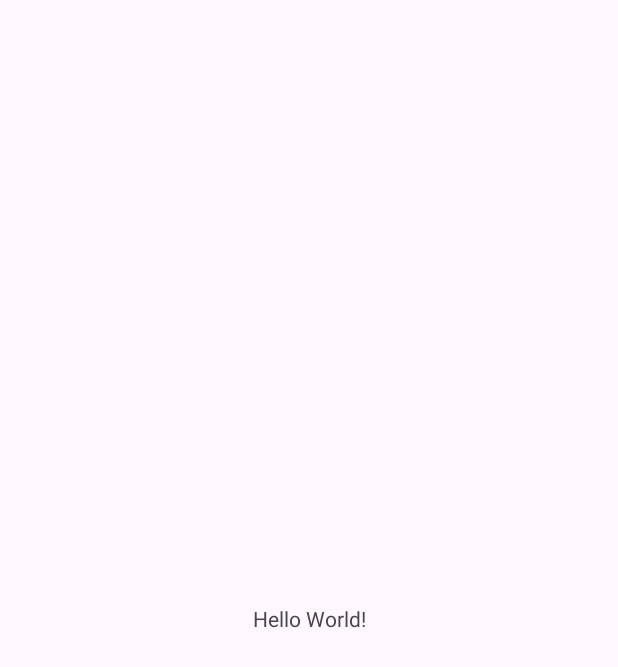
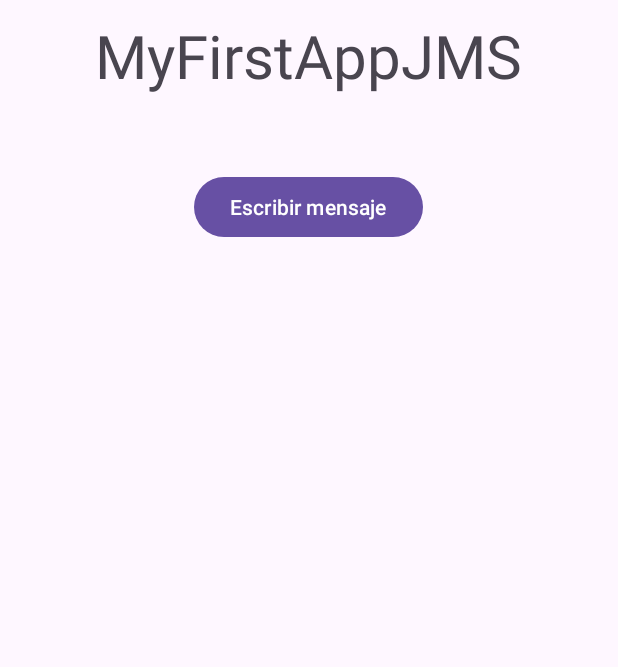
Before and after one commit to Juanmillan8/MyFirstAppJMS, an Android app: the screen it shows after launch (MainActivity), on a phone screen of 412 x 824 dp. Before the commit the part shown is almost empty. Shown: the top 667 px of the screen. Run offline under Robolectric (Android 15) with nearby library versions, the phone set to English and light mode, and no system bars.

```diff
--- a/app/build.gradle.kts
+++ b/app/build.gradle.kts
@@ -4,12 +4,12 @@ plugins {
 
 android {
     namespace = "com.example.myfirstappjms"
-    compileSdk = 33
+    compileSdk = 34
 
     defaultConfig {
         applicationId = "com.example.myfirstappjms"
         minSdk = 26
-        targetSdk = 33
+        targetSdk = 34
         versionCode = 1
         versionName = "1.0"
 
@@ -36,6 +36,7 @@ dependencies {
     implementation("androidx.appcompat:appcompat:1.7.0")
     implementation("com.google.android.material:material:1.12.0")
     implementation("androidx.constraintlayout:constraintlayout:2.1.4")
+    implementation("androidx.activity:activity:1.8.0")
     testImplementation("junit:junit:4.13.2")
     androidTestImplementation("androidx.test.ext:junit:1.2.1")
     androidTestImplementation("androidx.test.espresso:espresso-core:3.6.1")
--- a/app/src/main/AndroidManifest.xml
+++ b/app/src/main/AndroidManifest.xml
@@ -13,6 +13,12 @@
         android:theme="@style/Theme.MyFirstAppJMS"
         tools:targetApi="31">
         <activity
+            android:name=".ThirdActivity"
+            android:exported="false" />
+        <activity
+            android:name=".SecondActivity"
+            android:exported="false" />
+        <activity
             android:name=".MainActivity"
             android:exported="true">
             <intent-filter>
--- a/app/src/main/java/com/example/myfirstappjms/MainActivity.java
+++ b/app/src/main/java/com/example/myfirstappjms/MainActivity.java
@@ -2,13 +2,36 @@ package com.example.myfirstappjms;
 
 import androidx.appcompat.app.AppCompatActivity;
 
+import android.content.Intent;
 import android.os.Bundle;
+import android.widget.Button;
 
 public class MainActivity extends AppCompatActivity {
+
+    private Button btnGoToSecondActivity;
 
     @Override
     protected void onCreate(Bundle savedInstanceState) {
         super.onCreate(savedInstanceState);
         setContentView(R.layout.activity_main);
+
+        initializeComponents();
+
+        //Si pulsamos el boton btnGoToSecondActivity nos dirigiremos a la SecondActivity
+        btnGoToSecondActivity.setOnClickListener(v -> {
+            Intent secondActivityIntent = new Intent(this, SecondActivity.class);
+            startActivity(secondActivityIntent);
+        });
+
     }
+
+    /**
+     * Este metodo se encarga de inicializar todos los componentes de la interfaz de usuario y otros
+     * objetos necesarios para el funcionamiento de la actividad
+     */
+    private void initializeComponents(){
+        btnGoToSecondActivity = findViewById(R.id.btnGoToSecondActivity);
+
+    }
+
 }
--- a/app/src/main/res/layout/activity_main.xml
+++ b/app/src/main/res/layout/activity_main.xml
@@ -6,13 +6,30 @@
     android:layout_height="match_parent"
     tools:context=".MainActivity">
 
-    <TextView
-        android:layout_width="wrap_content"
-        android:layout_height="wrap_content"
-        android:text="Hello World!"
-        app:layout_constraintBottom_toBottomOf="parent"
-        app:layout_constraintEnd_toEndOf="parent"
-        app:layout_constraintStart_toStartOf="parent"
-        app:layout_constraintTop_toTopOf="parent" />
+    <LinearLayout
+        android:layout_width="match_parent"
+        android:layout_height="match_parent"
+        android:orientation="vertical"
+        tools:layout_editor_absoluteX="1dp"
+        tools:layout_editor_absoluteY="1dp">
 
+        <TextView
+            android:id="@+id/tvTittle"
+            android:layout_width="wrap_content"
+            android:layout_height="wrap_content"
+            android:textAlignment="center"
+            android:layout_gravity="center"
+            android:text="MyFirstAppJMS"
+            android:textSize="40sp"
+            android:layout_marginTop="10dp"
+            />
+
+        <Button
+            android:id="@+id/btnGoToSecondActivity"
+            android:layout_width="wrap_content"
+            android:layout_height="wrap_content"
+            android:layout_gravity="center"
+            android:layout_marginTop="50dp"
+            android:text="Escribir mensaje" />
+    </LinearLayout>
 </androidx.constraintlayout.widget.ConstraintLayout>
```
Also changed, not shown: app/src/main/java/com/example/myfirstappjms/SecondActivity.java (added, +58 -0 lines), app/src/main/java/com/example/myfirstappjms/ThirdActivity.java (added, +83 -0 lines), app/src/main/res/layout/activity_second.xml (added, +75 -0 lines), app/src/main/res/layout/activity_third.xml (added, +68 -0 lines).
